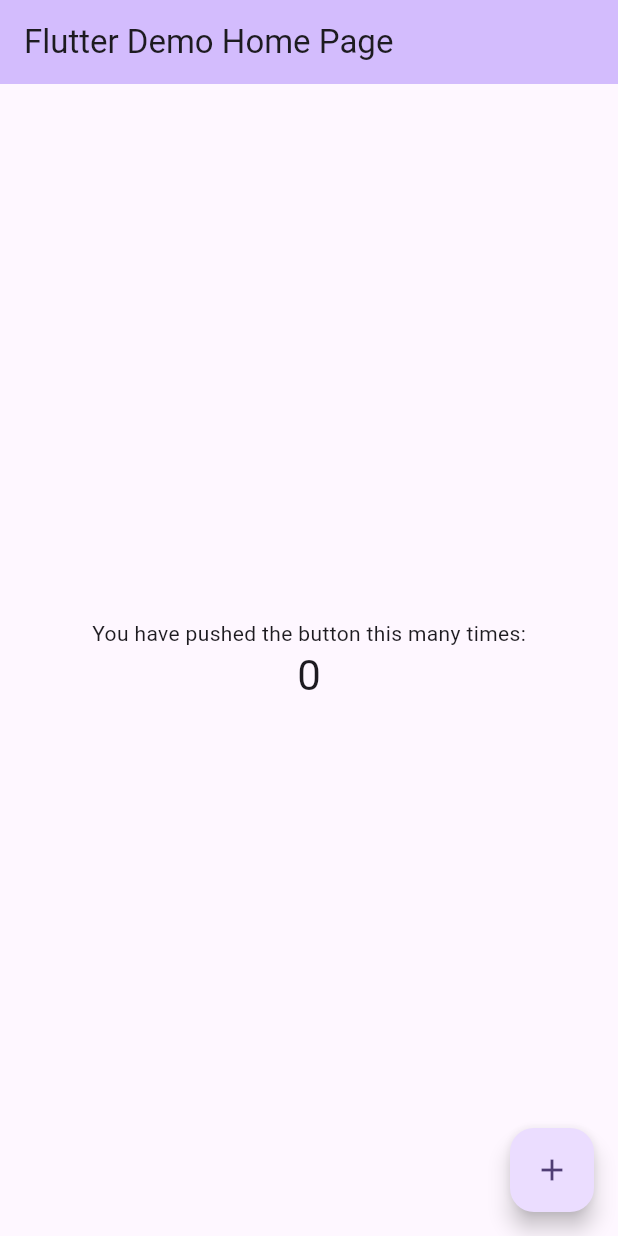
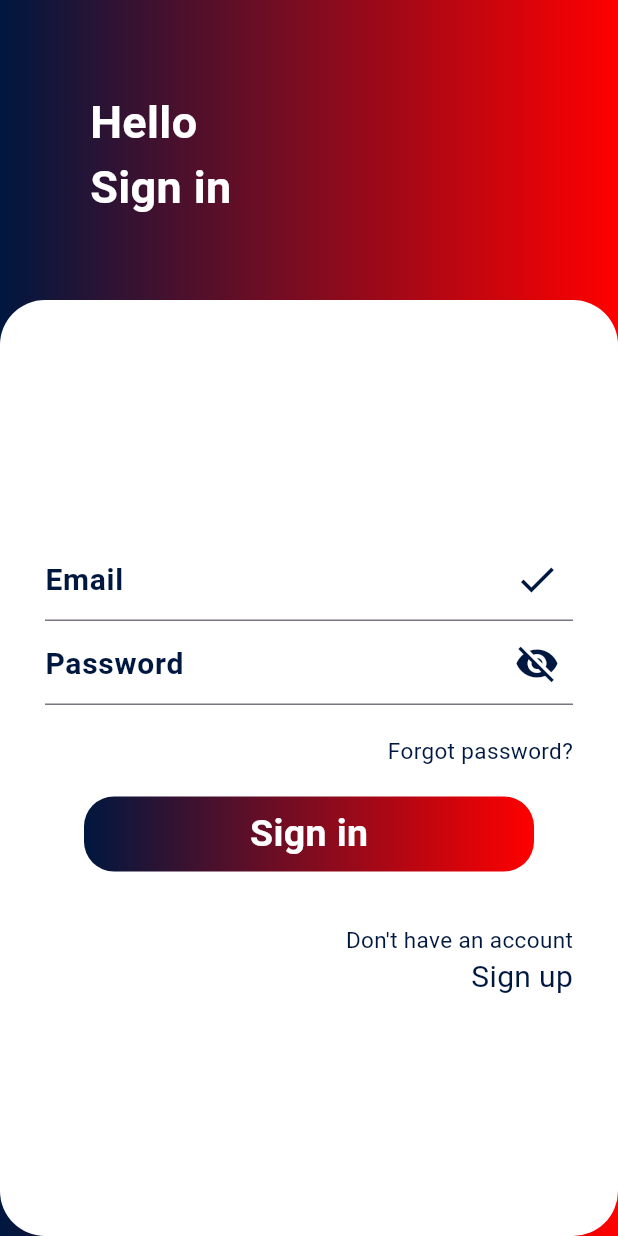
Before and after one commit to mylastshotwashere14106/ui_login, a Flutter app: the screen it shows after launch, on a phone screen of 412 x 824 dp. Run offline on Flutter 3.47's test engine with Material 3 defaults, Android fonts, the phone set to English and light mode, and no system bars.

Commit message:
Added login screen

```diff
--- a/lib/main.dart
+++ b/lib/main.dart
@@ -5,121 +5,164 @@ void main() {
 }
 
 class MyApp extends StatelessWidget {
-  const MyApp({super.key});
+  const MyApp({Key? key}):super(key:key);
 
-  // This widget is the root of your application.
   @override
-  Widget build(BuildContext context) {
+  Widget build(BuildContext context){
     return MaterialApp(
-      title: 'Flutter Demo',
-      theme: ThemeData(
-        // This is the theme of your application.
-        //
-        // TRY THIS: Try running your application with "flutter run". You'll see
-        // the application has a purple toolbar. Then, without quitting the app,
-        // try changing the seedColor in the colorScheme below to Colors.green
-        // and then invoke "hot reload" (save your changes or press the "hot
-        // reload" button in a Flutter-supported IDE, or press "r" if you used
-        // the command line to start the app).
-        //
-        // Notice that the counter didn't reset back to zero; the application
-        // state is not lost during the reload. To reset the state, use hot
-        // restart instead.
-        //
-        // This works for code too, not just values: Most code changes can be
-        // tested with just a hot reload.
-        colorScheme: ColorScheme.fromSeed(seedColor: Colors.deepPurple),
-        useMaterial3: true,
-      ),
-      home: const MyHomePage(title: 'Flutter Demo Home Page'),
+      home: new Login(),
     );
   }
 }
 
-class MyHomePage extends StatefulWidget {
-  const MyHomePage({super.key, required this.title});
-
-  // This widget is the home page of your application. It is stateful, meaning
-  // that it has a State object (defined below) that contains fields that affect
-  // how it looks.
-
-  // This class is the configuration for the state. It holds the values (in this
-  // case the title) provided by the parent (in this case the App widget) and
-  // used by the build method of the State. Fields in a Widget subclass are
-  // always marked "final".
-
-  final String title;
+class Login extends StatelessWidget {
+  const Login({Key? key}):super(key:key);
 
   @override
-  State<MyHomePage> createState() => _MyHomePageState();
-}
-
-class _MyHomePageState extends State<MyHomePage> {
-  int _counter = 0;
-
-  void _incrementCounter() {
-    setState(() {
-      // This call to setState tells the Flutter framework that something has
-      // changed in this State, which causes it to rerun the build method below
-      // so that the display can reflect the updated values. If we changed
-      // _counter without calling setState(), then the build method would not be
-      // called again, and so nothing would appear to happen.
-      _counter++;
-    });
-  }
-
-  @override
-  Widget build(BuildContext context) {
-    // This method is rerun every time setState is called, for instance as done
-    // by the _incrementCounter method above.
-    //
-    // The Flutter framework has been optimized to make rerunning build methods
-    // fast, so that you can just rebuild anything that needs updating rather
-    // than having to individually change instances of widgets.
+  Widget build(BuildContext context){
     return Scaffold(
-      appBar: AppBar(
-        // TRY THIS: Try changing the color here to a specific color (to
-        // Colors.amber, perhaps?) and trigger a hot reload to see the AppBar
-        // change color while the other colors stay the same.
-        backgroundColor: Theme.of(context).colorScheme.inversePrimary,
-        // Here we take the value from the MyHomePage object that was created by
-        // the App.build method, and use it to set our appbar title.
-        title: Text(widget.title),
+      body: Stack(
+        children: [
+          Container(
+            height: double.infinity ,
+            width: double.infinity,
+            decoration: BoxDecoration(
+              gradient: LinearGradient(
+                  colors: [
+                    Color(0xFF00173F),
+                    Color(0xFFFF0000),
+                  ]
               ),
-      body: Center(
-        // Center is a layout widget. It takes a single child and positions it
-        // in the middle of the parent.
+            ),
+            child: Padding(
+              padding: const EdgeInsets.only(top:60,left:60,right:60,bottom: 60),
+              child: Text(
+                "Hello\nSign in",
+                style: TextStyle(
+                  fontSize: 30,
+                  fontWeight: FontWeight.bold,
+                  color: Colors.white,
+                ),
+              ),
+            ),
+          ),
+          Padding(
+            padding: const EdgeInsets.only(top: 200),
+            child: Container(
+              decoration: BoxDecoration(
+                color: Colors.white,
+                borderRadius: BorderRadius.circular(30),
+              ),
+              height: double.infinity,
+              width: double.infinity,
+              child: Padding(
+                padding: EdgeInsets.all(30),
                 child: Column(
-          // Column is also a layout widget. It takes a list of children and
-          // arranges them vertically. By default, it sizes itself to fit its
-          // children horizontally, and tries to be as tall as its parent.
-          //
-          // Column has various properties to control how it sizes itself and
-          // how it positions its children. Here we use mainAxisAlignment to
-          // center the children vertically; the main axis here is the vertical
-          // axis because Columns are vertical (the cross axis would be
-          // horizontal).
-          //
-          // TRY THIS: Invoke "debug painting" (choose the "Toggle Debug Paint"
-          // action in the IDE, or press "p" in the console), to see the
-          // wireframe for each widget.
                   mainAxisAlignment: MainAxisAlignment.center,
-          children: <Widget>[
-            const Text(
-              'You have pushed the button this many times:',
+                  children: [
+                    TextField(
+                      decoration: InputDecoration(
+                        suffixIcon: Icon(
+                            Icons.check,
+                            color: Color(0xFF00173F),
+                            size: 30,
+                        ),
+                        label: Text(
+                          "Email",style: TextStyle(
+                          fontSize: 20,
+                          fontWeight: FontWeight.bold,
+                          color: Color(0xFF00173F),
+                        ),),
+                      ),
+                    ),
+                    TextField(
+                      decoration: InputDecoration(
+                        suffixIcon: Icon(
+                          Icons.visibility_off,
+                          color: Color(0xFF00173F),
+                          size: 30,
+                        ),
+                        label: Text(
+                          "Password",style: TextStyle(
+                          fontSize: 20,
+                          fontWeight: FontWeight.bold,
+                          color: Color(0xFF00173F),
+                        ),),
+                      ),
+                    ),
+                    SizedBox(
+                        height: 20,
+                    ),
+                    Align(
+                      alignment: Alignment.centerRight,
+                      child: Text(
+                        "Forgot password?",
+                        style: TextStyle(
+                          color: Color(0xFF00173F),
+                          fontSize: 15,
+                        ),
+                      ),
+                    ),
+                    SizedBox(
+                      height: 20,
+                    ),
+                    Container(
+                      height: 50,
+                      width: 300,
+                      decoration: BoxDecoration(
+                        borderRadius: BorderRadius.circular(20),
+                        gradient: LinearGradient(
+                          colors: [
+                            Color(0xFF00173F),
+                            Color(0xFFFF0000),
+                          ],
+                        ),
+                      ),
+                      child: Center(
+                        child: Text(
+                          "Sign in",
+                          style: TextStyle(
+                            color: Colors.white,
+                            fontSize: 25,
+                            fontWeight: FontWeight.bold,
+                          ),
+                        ),
+                      ),
+                    ),
+                    SizedBox(
+                      height: 35,
+                    ),
+                    Align(
+                      alignment: Alignment.bottomRight,
+                      child: Column(
+                        mainAxisAlignment: MainAxisAlignment.end,
+                        crossAxisAlignment: CrossAxisAlignment.end,
+                        children: [
+                          Text(
+                              "Don't have an account",
+                              style: TextStyle(
+                                color: Color(0xFF00173F),
+                                fontSize: 15,
+                              ),
                           ),
                           Text(
-              '$_counter',
-              style: Theme.of(context).textTheme.headlineMedium,
+                              "Sign up",
+                              style: TextStyle(
+                                color: Color(0xFF00173F),
+                                fontSize: 20,
+                              ),
                           ),
                         ],
                       ),
                     ),
-      floatingActionButton: FloatingActionButton(
-        onPressed: _incrementCounter,
-        tooltip: 'Increment',
-        child: const Icon(Icons.add),
-      ), // This trailing comma makes auto-formatting nicer for build methods.
+                  ],
+                ),
+              )
+            ),
+          ),
+        ],
+      )
+
     );
   }
 }
```
Lines whose indentation alone changed are shown as unchanged.
